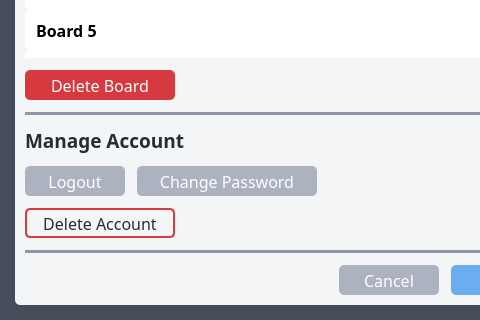
The window that src/ui/app_settings.ui (dulapahv/Kanbaru) describes before a commit, drawn with Qt 5; both pictures show x 0 to 480 and y 358 to 678 of the 576 by 678 pixel window.
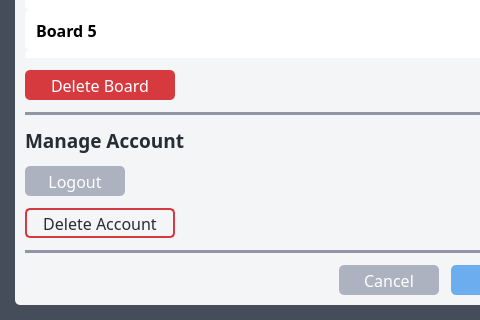
The same window after the commit.

```diff
--- a/src/ui/app_settings.ui
+++ b/src/ui/app_settings.ui
@@ -373,42 +373,6 @@
                   </property>
                  </widget>
                 </item>
-                <item>
-                 <widget class="QPushButton" name="btn_change_passwd">
-                  <property name="sizePolicy">
-                   <sizepolicy hsizetype="Fixed" vsizetype="Fixed">
-                    <horstretch>0</horstretch>
-                    <verstretch>0</verstretch>
-                   </sizepolicy>
-                  </property>
-                  <property name="minimumSize">
-                   <size>
-                    <width>180</width>
-                    <height>30</height>
-                   </size>
-                  </property>
-                  <property name="font">
-                   <font>
-                    <family>Torus Pro</family>
-                    <pointsize>12</pointsize>
-                   </font>
-                  </property>
-                  <property name="cursor">
-                   <cursorShape>PointingHandCursor</cursorShape>
-                  </property>
-                  <property name="focusPolicy">
-                   <enum>Qt::TabFocus</enum>
-                  </property>
-                  <property name="styleSheet">
-                   <string notr="true">QPushButton {background-color: #acb2bf; color: #ffffff; border-radius: 5px}
-QPushButton:hover {background-color: #7e828c;}
-QPushButton:focus {border-color: #000000; border-width: 1.5px; border-style: solid;}</string>
-                  </property>
-                  <property name="text">
-                   <string>Change Password</string>
-                  </property>
-                 </widget>
-                </item>
                 <item>
                  <spacer name="horizontalSpacer_2">
                   <property name="orientation">
```
Left out of the diff: 1 changed line with no effect on the pictures.
